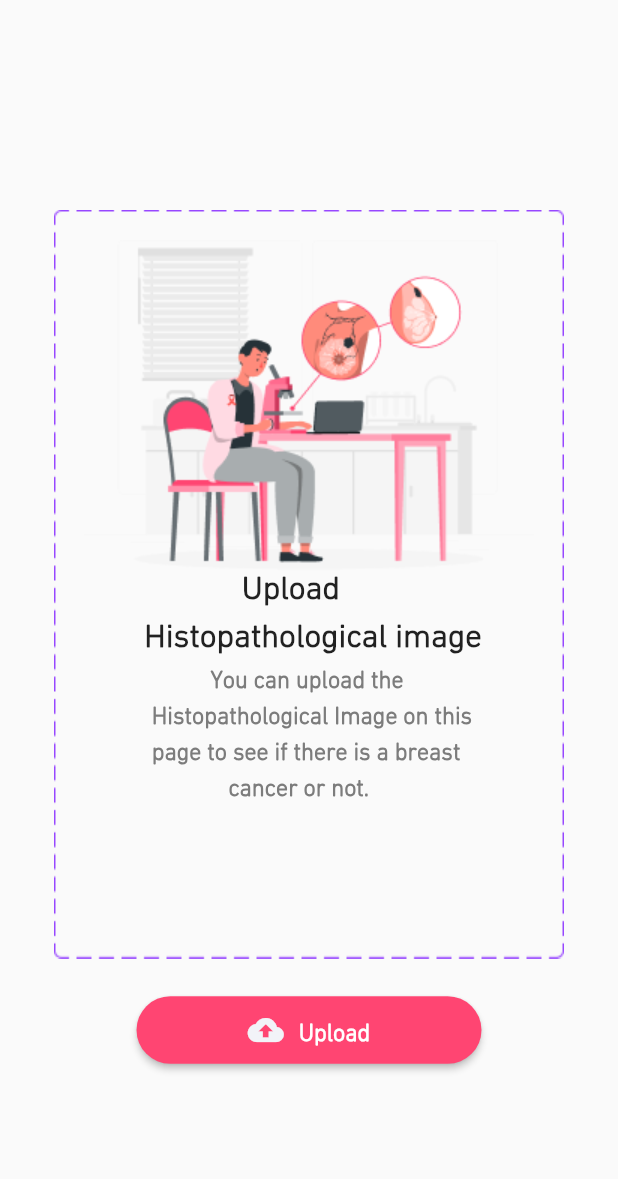
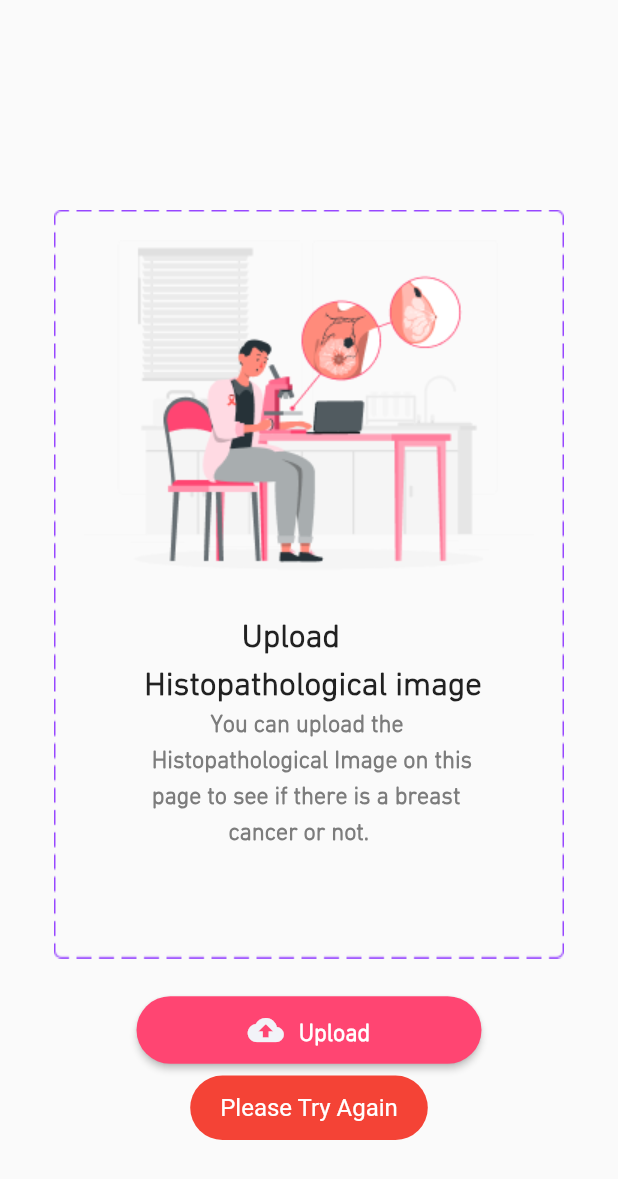
Before and after one commit to Ahmedshiref72/d_task, a Flutter app: the screen it shows after launch, after a tap on "Upload", on a phone screen of 412 x 824 dp. Shown: the top 1179 px of the screen. Run offline on Flutter 3.47's test engine with Material 2 defaults, Android fonts, the phone set to English and light mode, and no system bars; our stand-ins replace device_preview, flutter_bloc, fluttertoast, image_picker.

Commit message:
in progress

```diff
--- /dev/null
+++ b/lib/home/presentation/controller/home_cubit.dart
@@ -0,0 +1,72 @@
+import 'dart:async';
+import 'package:flutter_bloc/flutter_bloc.dart';
+import 'package:image_picker/image_picker.dart';
+import 'home_state.dart';
+
+
+class HomeCubit extends Cubit<HomeStates> {
+  HomeCubit() : super(HomeInitialState());
+
+  static HomeCubit get(context) => BlocProvider.of(context);
+
+  String? imagePath;
+
+
+  void pickMedia() async {
+    XFile? file = await ImagePicker().pickImage(source: ImageSource.gallery);
+    if (file != null) {
+
+      imagePath = file.path;
+
+      emit(PickImageSuccessState());
+
+
+    } else  {
+    emit(PickImageErrorState());
+    }
+  }
+
+  bool change = false;
+  Duration duration = const Duration();
+  void counter ()async {
+    duration = new Duration();
+    const countdownDuration = Duration(seconds: 5  );
+    Timer? timer;
+    bool countDown =true;
+    duration = countdownDuration;
+    print('start');
+    emit(StartDurationState());
+    print('start1');
+    print(duration);
+    print(change);
+
+    void addTime(){
+      final addSeconds = countDown ? -1 : 1;
+      final seconds = duration.inSeconds + addSeconds;
+      if (seconds < 0){
+        timer?.cancel();
+        emit(ChangeDurationEndState());
+        print('change');
+        change = true;
+        print(change);
+        emit(EndDurationState());
+        print('shefo');
+
+      } else{
+        emit(ChangeDurationStartState());
+        duration = Duration(seconds: seconds);
+        print('duration');
+        print(duration);
+
+
+      }
+    }
+
+    void startTimer(){
+      timer = Timer.periodic(const Duration(seconds: 1),(_) => addTime());
+      emit(ChangeDurationLoadingState());
+    }
+    startTimer();
+
+  }
+}
--- /dev/null
+++ b/lib/home/presentation/controller/home_state.dart
@@ -0,0 +1,19 @@
+abstract class HomeStates {}
+
+class HomeInitialState extends HomeStates {}
+
+class PickImageLoadingState extends HomeStates {}
+
+class PickImageSuccessState extends HomeStates {}
+
+class PickImageErrorState extends HomeStates {}
+
+class ChangeDurationLoadingState extends HomeStates {}
+
+class ChangeDurationStartState extends HomeStates {
+
+}
+
+class ChangeDurationEndState extends HomeStates {}
+class StartDurationState extends HomeStates {}
+class EndDurationState extends HomeStates {}
--- a/lib/home/presentation/screens/homescreen.dart
+++ b/lib/home/presentation/screens/homescreen.dart
@@ -1,17 +1,65 @@
+import 'dart:io';
 import 'package:d_task/home/componantes/uploadImage_widget.dart';
+import 'package:d_task/home/presentation/controller/home_state.dart';
 import 'package:d_task/shared/global/app_colors.dart';
 import 'package:d_task/shared/utils/app_values.dart';
 import 'package:flutter/material.dart';
-
+import 'package:flutter_bloc/flutter_bloc.dart';
+import '../../../shared/components/alert_dialoge.dart';
+import '../../../shared/components/alert_dialoge_result.dart';
+import '../../../shared/components/toast_component.dart';
+import '../../../shared/utils/app_assets.dart';
 import '../../../shared/utils/app_strings.dart';
 import '../../componantes/main_button.dart';
+import '../controller/home_cubit.dart';
 
 class HomeScreen extends StatelessWidget {
   const HomeScreen({Key? key}) : super(key: key);
 
   @override
   Widget build(BuildContext context) {
-    return Directionality(
+    return BlocConsumer<HomeCubit,HomeStates>(
+      listener: (context,state){
+     if (state is PickImageSuccessState) {
+          {
+            showDialog(
+                context: context,
+                builder: (_) {
+                  Future.delayed(Duration(seconds: 4), () {
+                    Navigator.of(context).pop();
+                  });
+                  return  alertDialog(
+                    imageSrc: File(HomeCubit.get(context).imagePath!),
+                    text:
+                    AppStrings.result,
+                  );
+                });
+          }
+        }
+        else  if (state is ChangeDurationEndState) {
+          {
+            showDialog(
+                context: context,
+                builder: (_) {
+                  return   const alertDialogResult(
+                    imageSrc: ImageAssets.line,
+                    text:
+                    AppStrings.result,
+                    text2:  AppStrings.bengin,
+                  );
+                });
+          }
+        }
+        else if (state is PickImageErrorState) {
+          showToast(
+              text: AppStrings.tryAgain ,
+              state: ToastStates.ERROR);
+        }
+
+      },
+      builder: (context,state){
+
+        return  Directionality(
           textDirection: TextDirection.ltr,
           child: SafeArea(
             child: Scaffold(
@@ -21,26 +69,31 @@ class HomeScreen extends StatelessWidget {
                 mainAxisAlignment: MainAxisAlignment.center,
                 children: [
                   Stack(
-                  alignment: Alignment.center,
+                      alignment: Alignment.bottomCenter,
                       children:  [
-                Center(child: UploadImage()),
+                        const Center(child: UploadImage()),
+                        Stack(
+                          alignment: Alignment.bottomLeft,
+                          children: [
                             Column(
 
-                  children: const [
-                    SizedBox(height: 130,),
-                    Text(AppStrings.headText,
+                              children:  [
+                                const Text(AppStrings.headText,
                                   style: TextStyle(
                                     fontWeight: FontWeight.bold,
                                     fontSize: 22,
                                   ),
                                 ),
-                    SizedBox(height: 2,),
-                    Text(AppStrings.bodyText,
+
+                                const Text(AppStrings.bodyText,
                                   style: TextStyle(
                                       fontSize: 16,
                                       fontWeight: FontWeight.w800,
                                       color: AppColors.boldGrey
                                   ),
+                                ),
+                                SizedBox(height: mediaQueryHeight(context)*.12,)
+                              ],
                             ),
                           ],
                         ),
@@ -50,7 +103,8 @@ class HomeScreen extends StatelessWidget {
                   MainButton(
                     title: AppStrings.upload,
                     onPressed: () {
-
+                      HomeCubit.get(context).pickMedia();
+                      HomeCubit.get(context).counter();
                     },
                   )
                 ],
@@ -58,5 +112,8 @@ class HomeScreen extends StatelessWidget {
             ),
           ),
         );
+      },
+
+    );
   }
 }
--- a/lib/main.dart
+++ b/lib/main.dart
@@ -1,3 +1,4 @@
+import 'package:d_task/home/presentation/controller/home_cubit.dart';
 import 'package:d_task/shared/global/app_theme.dart';
 import 'package:d_task/shared/utils/app_routes.dart';
 import 'package:d_task/shared/utils/app_strings.dart';
@@ -5,6 +6,7 @@ import 'package:device_preview/device_preview.dart';
 import 'package:flutter/foundation.dart';
 import 'package:flutter/material.dart';
 import 'package:flutter/services.dart';
+import 'package:flutter_bloc/flutter_bloc.dart';
 
 
 Future<void> main() async {
@@ -34,7 +36,11 @@ class MyApp extends StatelessWidget {
   // This widget is the root of your application.
   @override
   Widget build(BuildContext context) {
-    return MaterialApp(
+    return MultiBlocProvider (
+      providers: [
+        BlocProvider(create: (BuildContext context) =>HomeCubit()),
+      ],
+      child: MaterialApp(
             debugShowCheckedModeBanner: false,
             useInheritedMediaQuery: true,
             locale: DevicePreview.locale(context),
@@ -42,6 +48,7 @@ class MyApp extends StatelessWidget {
             onGenerateRoute: RouteGenerator.getRoute,
             theme: lightTheme,
             title: AppStrings.appTitle,
+      ),
     );
 
   }
--- a/lib/opening/presentation/screens/splash_screen.dart
+++ b/lib/opening/presentation/screens/splash_screen.dart
@@ -39,10 +39,6 @@ class _SplashScreenState extends State<SplashScreen> {
 
       body: Column(
         children: [
-
-          Center(
-            child: Stack(
-              children: [
           Center(
             child: Column(
               crossAxisAlignment: CrossAxisAlignment.center,
@@ -51,23 +47,14 @@ class _SplashScreenState extends State<SplashScreen> {
                 Center(child: Logo1Widget()),
               ],
             ),
-                )
-              ],
-            ),
           ),
           SizedBox(height: mediaQueryHeight(context)*.15,),
-          Center(
-            child: Stack(
-              children: [
           Center(
             child: Column(
               crossAxisAlignment: CrossAxisAlignment.center,
               mainAxisAlignment: MainAxisAlignment.center,
               children: const [
                 Center(child: LogoWidget()),
-                    ],
-                  ),
-                )
               ],
             ),
           ),
--- /dev/null
+++ b/lib/shared/components/toast_component.dart
@@ -0,0 +1,36 @@
+import 'package:flutter/material.dart';
+import 'package:fluttertoast/fluttertoast.dart';
+
+
+void showToast({
+  required String text,
+  required ToastStates state,
+}) =>
+    Fluttertoast.showToast(
+      msg: text,
+      toastLength: Toast.LENGTH_LONG,
+      gravity: ToastGravity.BOTTOM,
+      timeInSecForIosWeb: 5,
+      backgroundColor: chooseToastColor(state),
+      textColor: Colors.white,
+      fontSize: 16.0,
+    );
+Color chooseToastColor(ToastStates state) {
+  Color color;
+
+  switch (state) {
+    case ToastStates.SUCCESS:
+      color = Colors.green;
+      break;
+    case ToastStates.ERROR:
+      color = Colors.red;
+      break;
+    case ToastStates.WARNING:
+      color = Colors.amber;
+      break;
+  }
+
+  return color;
+}
+// enum
+enum ToastStates { SUCCESS, ERROR, WARNING }
--- a/lib/shared/global/app_colors.dart
+++ b/lib/shared/global/app_colors.dart
@@ -2,6 +2,7 @@ import 'package:flutter/material.dart';
 
 class AppColors {
   static const Color primary = Color.fromRGBO(255, 69, 114, 1);
+  static const Color red = Color.fromRGBO(255, 2, 61, 1.0);
   static const Color lightGrey = Color(0xFFA5A5A5);
   static const Color yellowBold = Color(0xFFE2C520);
   static const Color blue = Color(0xFF3193E5);
@@ -10,8 +11,8 @@ class AppColors {
   static const Color boldGrey = Color(0xFF7C7C7C);
   static const Color offWhite = Color(0xFFF2F3F8);
   static const Color offBlue = Color(0xFF1D71B8);
-  static const Color darkGrey = Color(0xFF484848);
-  static const Color lightGreen = Color(0xFF45DC95);
+  static const Color dark = Color(0xFF000000);
+  static const Color lightGreen = Color(0xFF00F57B);
   static const Color shadow = Color(0xFFB4DBC7);
-  static const Color red = Color(0xFF4572);
+
 }
--- a/lib/shared/global/app_theme.dart
+++ b/lib/shared/global/app_theme.dart
@@ -8,14 +8,14 @@ ThemeData lightTheme = ThemeData(
   textTheme: const TextTheme(
     // For title bold texts
    titleMedium: TextStyle(
-     fontSize: FontSize.s24,
-     color: Colors.black,
+     fontSize: FontSize.s35,
+     color: AppColors.lightGreen,
      fontWeight: FontWeightManager.bold,
    ),
     // For subtitle lightGrey texts
    titleSmall: TextStyle(
      fontSize: FontSize.s18,
-     color: AppColors.lightGrey,
+     color: AppColors.dark,
    ),
    // For text buttons
    labelMedium: TextStyle(
@@ -51,7 +51,8 @@ ThemeData lightTheme = ThemeData(
     // For appbar title
     headlineLarge: TextStyle(
       fontSize: FontSize.s22,
-      fontWeight: FontWeightManager.medium,
+      fontWeight: FontWeightManager.bold,
+      color: AppColors.red,
     ),
 
   ),
--- a/lib/shared/utils/app__fonts.dart
+++ b/lib/shared/utils/app__fonts.dart
@@ -9,7 +9,7 @@ class FontWeightManager {
   static const FontWeight regular = FontWeight.w400;
   static const FontWeight medium = FontWeight.w500;
   static const FontWeight semiBold = FontWeight.w600;
-  static const FontWeight bold = FontWeight.w700;
+  static const FontWeight bold = FontWeight.bold;
   static const FontWeight black = FontWeight.w900;
 }
 
--- a/lib/shared/utils/app_assets.dart
+++ b/lib/shared/utils/app_assets.dart
@@ -5,6 +5,8 @@ class ImageAssets {
   static const String logo = '$IMAGE_PATH/splash/Logo.png';
   static const String logo1 = '$IMAGE_PATH/splash/logo1.png';
   static const String uploadImage = '$IMAGE_PATH/home/uploadPage_image.png';
+  static const String loading = '$IMAGE_PATH/home/Processing icon.png';
+  static const String line = '$IMAGE_PATH/home/Line 1.png';
 
 
 
--- a/lib/shared/utils/app_strings.dart
+++ b/lib/shared/utils/app_strings.dart
@@ -1,6 +1,10 @@
 class AppStrings {
   // General
   static const String appTitle = "TASK";
+  static const String result = ": The Result Is ";
+  static const String bengin = "Bengin ";
+  static const String cancel = "Cancel";
+  static const String tryAgain = "Please Try Again";
   static const String upload = "Upload";
   static const String headText = '             Upload \n Histopathological image';
   static const String bodyText =
--- a/pubspec.yaml
+++ b/pubspec.yaml
@@ -37,6 +37,11 @@ dependencies:
   # Use with the CupertinoIcons class for iOS style icons.
   cupertino_icons: ^1.0.2
   device_preview: ^1.1.0
+  image_picker: ^0.8.6
+  flutter_bloc: ^8.1.1
+  fluttertoast: ^8.1.1
+  lottie: ^2.0.0
+
 
 dev_dependencies:
   flutter_test:
```
Also changed, not shown: lib/shared/components/alert_dialoge_result.dart (added, +77 -0 lines), assets/images/home/Line 1.png (added), assets/images/home/Processing icon.png (added), pubspec.lock. Lines whose indentation alone changed are shown as unchanged.
